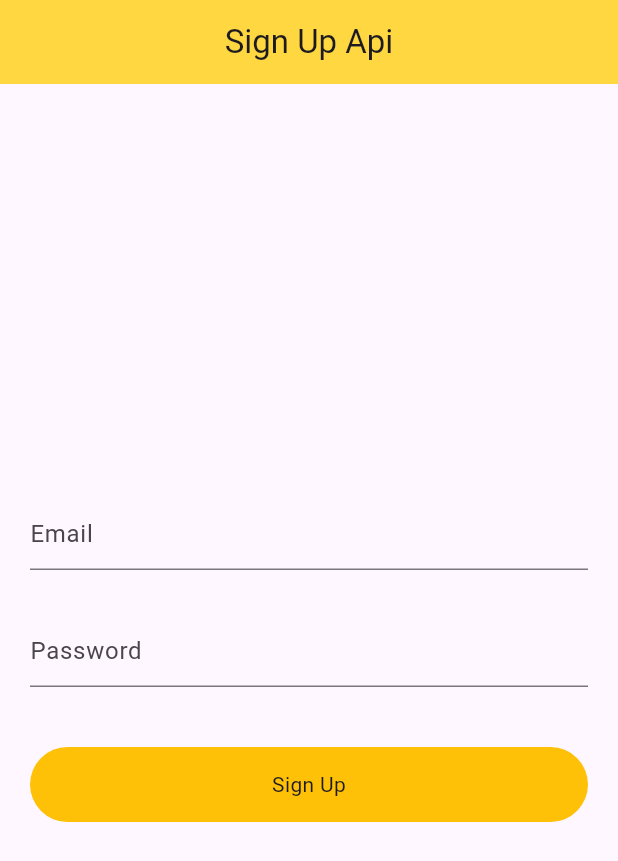
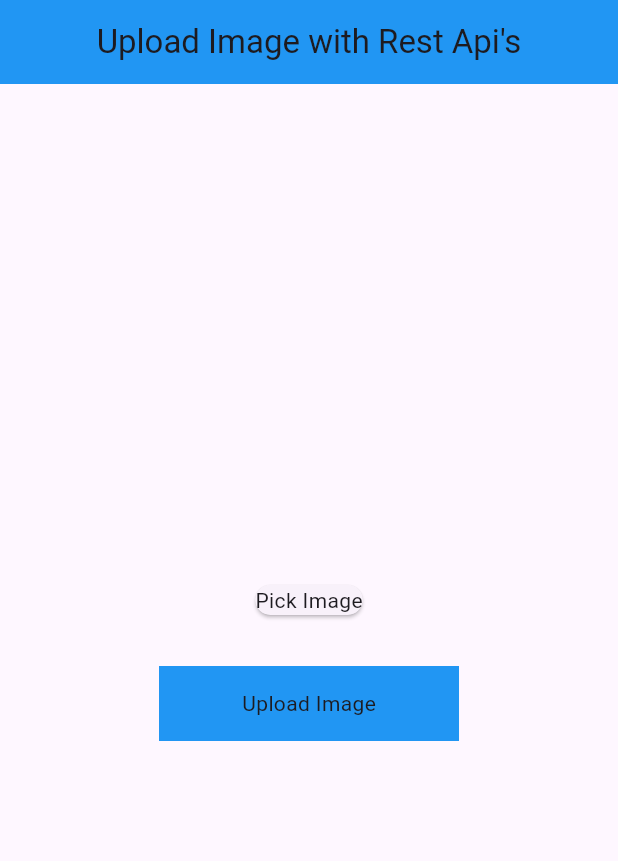
Before and after one commit to azix-khan/first_api, a Flutter app: the screen it shows after launch, on a phone screen of 412 x 824 dp. Shown: the top 861 px of the screen. Run offline on Flutter 3.47's test engine with Material 2 defaults, Android fonts, the phone set to English and light mode, and no system bars; drawn by our look-alikes of modal_progress_hud_nsn; our stand-ins replace image_picker.

Commit message:
Rest Api's for Image Upload

```diff
--- a/lib/main.dart
+++ b/lib/main.dart
@@ -1,5 +1,6 @@
 // import 'package:api_demo/example_five.dart';
-import 'package:api_demo/signUp_screen.dart';
+// import 'package:api_demo/signUp_screen.dart';
+import 'package:api_demo/upload_image.dart';
 // import 'package:api_demo/example_four.dart';
 // import 'package:api_demo/example_three.dart';
 // import 'package:api_demo/example_two.dart';
@@ -23,7 +24,7 @@ class MyApp extends StatelessWidget {
         colorScheme: ColorScheme.fromSeed(seedColor: Colors.deepPurple),
         useMaterial3: true,
       ),
-      home: const SignUpScreen(),
+      home: const UploadImageScreen(),
     );
   }
 }
--- /dev/null
+++ b/lib/upload_image.dart
@@ -0,0 +1,128 @@
+import 'dart:io';
+import 'package:http/http.dart' as http;
+import 'package:flutter/material.dart';
+import 'package:image_picker/image_picker.dart';
+import 'package:modal_progress_hud_nsn/modal_progress_hud_nsn.dart';
+
+class UploadImageScreen extends StatefulWidget {
+  const UploadImageScreen({super.key});
+
+  @override
+  State<UploadImageScreen> createState() => _UploadImageScreenState();
+}
+
+class _UploadImageScreenState extends State<UploadImageScreen> {
+  File? image;
+
+  final _picker = ImagePicker();
+  bool showSpinner = false;
+
+  Future getImage() async {
+    final pickedFile =
+        await _picker.pickImage(source: ImageSource.gallery, imageQuality: 80);
+
+    if (pickedFile != null) {
+      image = File(pickedFile.path);
+      setState(() {});
+    } else {
+      print('No Image Selected');
+    }
+  }
+
+  Future<void> uploadImage() async {
+    setState(() {
+      showSpinner = true;
+    });
+
+    var stream = new http.ByteStream(image!.openRead());
+
+    stream.cast();
+
+    var length = await image!.length();
+
+    var uri = Uri.parse('https://fakestoreapi.com/products');
+
+    var request = http.MultipartRequest('POST', uri);
+
+    request.fields['title'] = "Static title";
+
+    var multiport = new http.MultipartFile('image', stream, length);
+
+    request.files.add(multiport);
+
+    var response = await request.send();
+    print(response.stream.toString());
+
+    if (response.statusCode == 200) {
+      setState(() {
+        showSpinner = false;
+      });
+      print('Image Uploaded');
+    } else {
+      print('Failed');
+      setState(() {
+        showSpinner = false;
+      });
+    }
+  }
+
+  @override
+  Widget build(BuildContext context) {
+    return ModalProgressHUD(
+      inAsyncCall: showSpinner,
+      child: Scaffold(
+        appBar: AppBar(
+          title: const Text("Upload Image with Rest Api's"),
+          centerTitle: true,
+          backgroundColor: Colors.blue,
+        ),
+        body: Column(
+          mainAxisAlignment: MainAxisAlignment.center,
+          crossAxisAlignment: CrossAxisAlignment.center,
+          children: [
+            GestureDetector(
+              onTap: () {
+                getImage();
+              },
+              child: Container(
+                child: image == null
+                    ? Center(
+                        child: Card(
+                        shape: RoundedRectangleBorder(
+                            borderRadius: BorderRadius.circular(30)),
+                        child: const Text('Pick Image'),
+                      ))
+                    : Container(
+                        child: Center(
+                          child: Image.file(
+                            File(image!.path).absolute,
+                            height: 300,
+                            width: 300,
+                            fit: BoxFit.cover,
+                          ),
+                        ),
+                      ),
+              ),
+            ),
+            const SizedBox(
+              height: 30,
+            ),
+            GestureDetector(
+              onTap: () {
+                uploadImage();
+              },
+              child: Container(
+                height: 50,
+                width: 200,
+                decoration: const BoxDecoration(color: Colors.blue),
+                child: const Center(
+                  child: Text('Upload Image'),
+                ),
+              ),
+            ),
+          ],
+        ),
+      ),
+    );
+  }
+}
--- a/pubspec.yaml
+++ b/pubspec.yaml
@@ -37,6 +37,7 @@ dependencies:
   cupertino_icons: ^1.0.2
   http: ^1.1.0
   modal_progress_hud_nsn: ^0.4.0
+  image_picker: ^1.0.1
 
 dev_dependencies:
   flutter_test:
```
Also changed, not shown: pubspec.lock, 7 other files.
